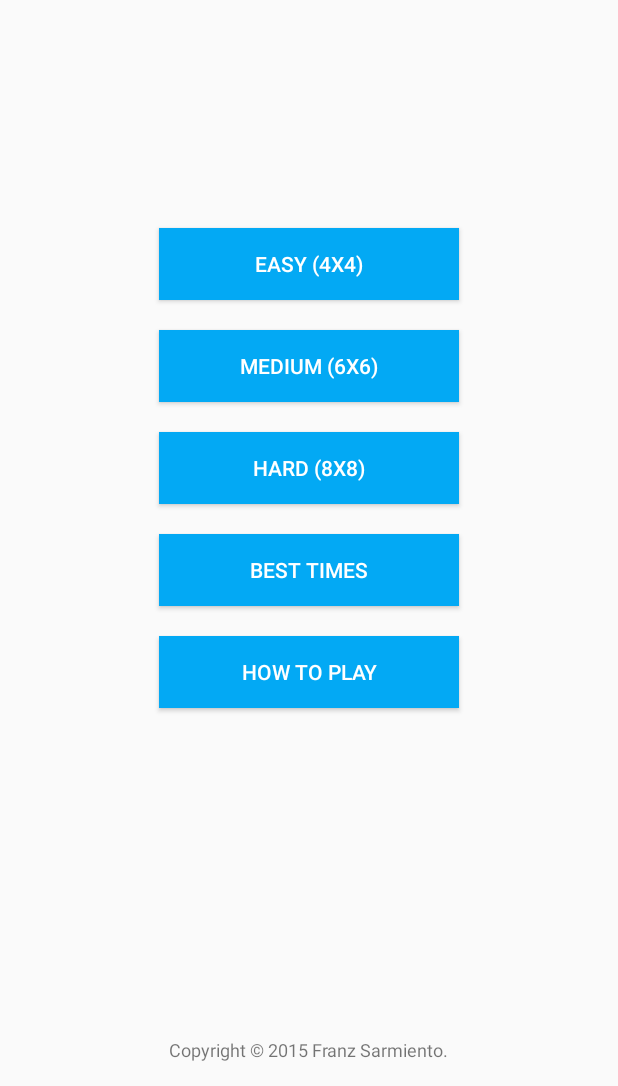
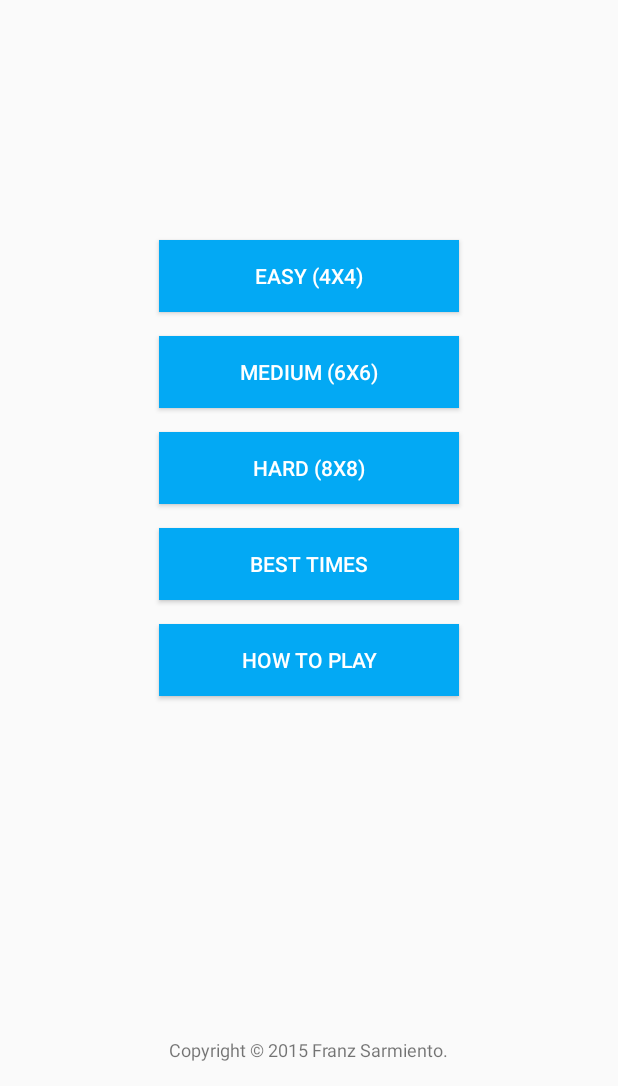
Before and after one commit to franzks-zz/GridofBits, an Android app: the screen it shows after launch (HomeActivity), on a phone screen of 412 x 824 dp, the part 150-1236 px from its top. Run offline under Robolectric (Android 15) with nearby library versions, the phone set to English and light mode, and no system bars.

Commit message:
Reduced base button margin

```diff
--- a/app/src/main/res/values/styles.xml
+++ b/app/src/main/res/values/styles.xml
@@ -20,8 +20,8 @@
         <item name="android:layout_width">200dp</item>
         <item name="android:layout_height">wrap_content</item>
         <item name="android:layout_centerHorizontal">true</item>
-        <item name="android:layout_marginTop">10dp</item>
-        <item name="android:layout_marginBottom">10dp</item>
+        <item name="android:layout_marginTop">8dp</item>
+        <item name="android:layout_marginBottom">8dp</item>
         <item name="android:background">@color/base_color</item>
         <item name="android:textColor">@color/default_light_text_color</item>
     </style>
```
